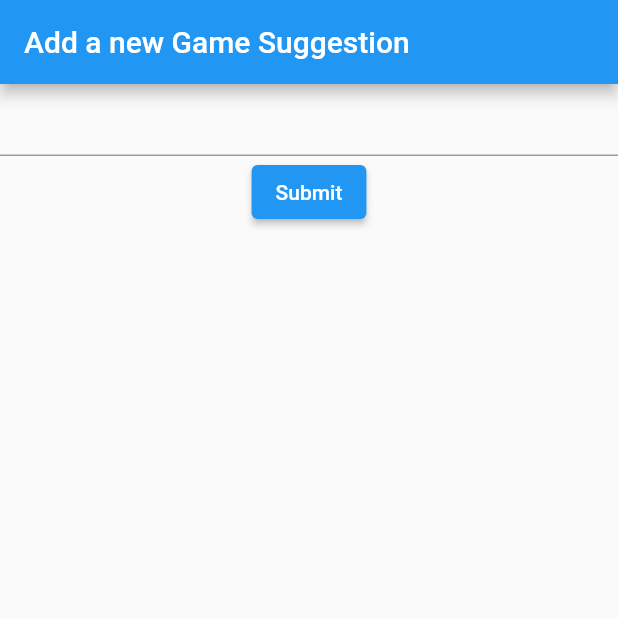
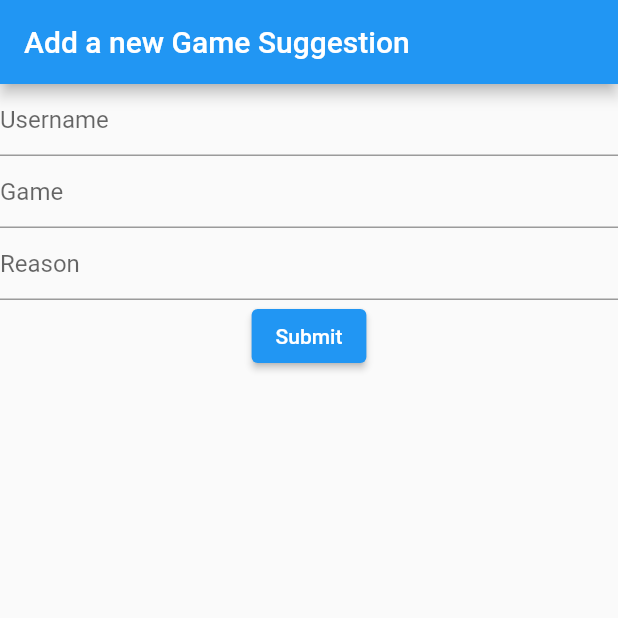
Before and after one commit to RebelliousUno/BrewCrewGameSuggestions, a Flutter app: the screen it shows after launch, after a tap on the "add" icon, on a phone screen of 412 x 824 dp, the top half of it. Run offline on Flutter 3.47's test engine with Material 2 defaults, Android fonts, the phone set to English and light mode, and no system bars; statements that could not run were skipped.

Commit message:
Add Game Suggestions code

```diff
--- a/lib/add_game_form.dart
+++ b/lib/add_game_form.dart
@@ -1,5 +1,9 @@
+import 'dart:convert';
+
+import 'package:brewcrew/prod.dart';
 import 'package:flutter/cupertino.dart';
 import 'package:flutter/material.dart';
+import "package:http/http.dart" as http;
 
 class AddGameEntryForm extends StatelessWidget {
   @override
@@ -10,23 +14,47 @@ class AddGameEntryForm extends StatelessWidget {
             appBar: AppBar(
               title: Text('Add a new Game Suggestion'),
             ),
-            body: Center(child: Container(width: 800, child: AddGameForm()))));
+            body: Center(
+                child: Container(width: 800, child: AddGameForm(context)))));
   }
 }
 
 class AddGameForm extends StatefulWidget {
+  final BuildContext _context;
+
+  AddGameForm(BuildContext context) : _context = context;
+
   @override
   State<StatefulWidget> createState() {
-    return AddGameFormState();
+    return AddGameFormState(_context);
   }
 }
 
 class AddGameFormState extends State<AddGameForm> {
   final _formKey = GlobalKey<FormState>();
+  var _req = AddGameSuggestionRequest();
+  var usernameController = TextEditingController();
+  var reasonController = TextEditingController();
+  var gameController = TextEditingController();
+  final BuildContext _mainContext;
+
+  AddGameFormState(BuildContext mainContext) : _mainContext = mainContext;
 
   @override
   Widget build(BuildContext context) {
-    var t = TextFormField(
+    var person = TextFormField(
+      controller: usernameController,
+      decoration: InputDecoration(hintText: "Username"),
+      validator: (value) {
+        if (value.isEmpty) {
+          return 'Please enter some text';
+        }
+        return null;
+      },
+    );
+    var game = TextFormField(
+      controller: gameController,
+      decoration: InputDecoration(hintText: "Game"),
       validator: (value) {
         if (value.isEmpty) {
           return 'Please enter some text';
@@ -35,15 +63,39 @@ class AddGameFormState extends State<AddGameForm> {
       },
     );
 
-    var b = ElevatedButton(
-      onPressed: () {
+    var reason = TextFormField(
+      decoration: InputDecoration(hintText: "Reason"),
+      controller: reasonController,
+      validator: (value) {
+        if (value.isEmpty) {
+          return 'Please enter some text';
+        }
+        return null;
+      },
+    );
+
+    var submitButton = ElevatedButton(
+      onPressed: () async {
         // Validate returns true if the form is valid, otherwise false.
         if (_formKey.currentState.validate()) {
-          // If the form is valid, display a snackbar. In the real world,
-          // you'd often call a server or save the information in a database.
-
-          Scaffold.of(context)
-              .showSnackBar(SnackBar(content: Text('Processing Data')));
+          var response = await _req.addGameSuggestion(usernameController.text,
+              gameController.text, reasonController.text);
+          showDialog(
+              context: context,
+              builder: (BuildContext alertContext) {
+                return AlertDialog(
+                  title: Text("Alert Title"),
+                  content: Text(response),
+                  actions: [
+                    TextButton(
+                        child: Text("OK"),
+                        onPressed: () {
+                          Navigator.of(alertContext).pop();
+                          Navigator.of(_mainContext).pop();
+                        }),
+                  ],
+                );
+              });
         }
       },
       child: Text('Submit'),
@@ -52,8 +104,41 @@ class AddGameFormState extends State<AddGameForm> {
     return Form(
       key: _formKey,
       child: Column(
-        children: [t, b],
+        children: [person, game, reason, submitButton],
       ),
     );
   }
 }
+
+class AddGameSuggestionRequest {
+  var key = Prod.key;
+
+  Future<String> addGameSuggestion(String who, String game, String why) async {
+    var response = await http.post(
+        Uri.https('api.rebellious.uno', 'gamesuggestions/AddGameSuggestion'),
+        headers: {'Content-Type': 'application/json; charset=UTF-8'},
+        body: jsonEncode({
+          'key': key,
+          "game": game,
+          "who": who,
+          "why": why,
+        }));
+    switch (response.statusCode) {
+      case 200:
+        {
+          return response.body;
+        }
+        break;
+      case 409:
+        {
+          return "You've already suggested that game";
+        }
+        break;
+      default:
+        {
+          return "Something went wrong";
+        }
+        break;
+    }
+  }
+}
--- a/lib/game.dart
+++ b/lib/game.dart
@@ -1,5 +1,5 @@
+import 'package:flutter/cupertino.dart';
 import 'package:flutter/material.dart';
-import 'package:flutter/cupertino.dart';
 
 class Game {
   String _gameName;
--- a/lib/game_network_source.dart
+++ b/lib/game_network_source.dart
@@ -18,8 +18,8 @@ class GameNetworkSource {
     }
   }
 
-  Future<List<Game>> fetchGameSuggestions() async {
-    if (_list.isEmpty) {
+  Future<List<Game>> fetchGameSuggestions([bool forceRefresh = false]) async {
+    if (_list.isEmpty || forceRefresh) {
       await _setupList();
     }
     return List.from(_list);
@@ -40,7 +40,7 @@ class GameNetworkSource {
   }
 
   List<Game> _getFilteredGameList(String text) {
-    var res = List.from(_list);
+    List<Game> res = List.from(_list);
     res.sort((a, b) => a.getName().compareTo(b.getName()));
     return res
         .where((element) =>
--- a/lib/main.dart
+++ b/lib/main.dart
@@ -1,8 +1,6 @@
 // Copyright 2018 The Flutter team. All rights reserved.
 // Use of this source code is governed by a BSD-style license that can be
 // found in the LICENSE file.
-
-import 'dart:developer';
 
 import 'package:brewcrew/add_game_form.dart';
 import 'package:brewcrew/game.dart';
@@ -15,14 +13,9 @@ void main() => runApp(MyApp());
 class MyApp extends StatelessWidget {
   @override
   Widget build(BuildContext context) {
-    return MaterialApp(
-        title: 'Game Suggestions',
-        home: GameSuggestions()
-    );
+    return MaterialApp(title: 'Game Suggestions', home: GameSuggestions());
   }
-
 }
-
 
 class StatefulGameSuggestions extends StatefulWidget {
   @override
@@ -34,27 +27,7 @@ class GameSuggestions extends StatelessWidget {
 
   @override
   Widget build(BuildContext context) {
-    var body = Container(
-      child: gameDetails,
-    );
-    return Scaffold(
-      appBar: AppBar(
-        title: Text('Game Suggestions'),
-      ),
-      floatingActionButton: FloatingActionButton(
-        tooltip: 'Add', // used by assistive technologies
-        child: Icon(Icons.add),
-        onPressed: () {
-          Navigator.push(context,
-              MaterialPageRoute(builder: (context) => AddGameEntryForm()));
-        },
-      ),
-      body: Center(
-          child: Container(
-            width: 800,
-            child: body,
-          )),
-    );
+    return gameDetails;
   }
 }
 
@@ -79,12 +52,11 @@ class _GameSuggestionState extends State<StatefulGameSuggestions> {
                 padding: const EdgeInsets.all(8), child: Icon(Icons.search)),
             Expanded(
                 child: TextField(
-                  controller: controller,
-                  onChanged: onSearchTextChanged,
-                  decoration: InputDecoration(
-                      border: OutlineInputBorder(),
-                      hintText: "Search for a game"),
-                ))
+              controller: controller,
+              onChanged: onSearchTextChanged,
+              decoration: InputDecoration(
+                  border: OutlineInputBorder(), hintText: "Search for a game"),
+            ))
           ],
         ));
     var futureDetails = FutureBuilder<List<Game>>(
@@ -104,13 +76,40 @@ class _GameSuggestionState extends State<StatefulGameSuggestions> {
           return CircularProgressIndicator();
         });
 
-    return Column(
+    var col = Column(
       children: [searchBar, futureDetails],
+    );
+
+    return Scaffold(
+      appBar: AppBar(
+        title: Text('Game Suggestions'),
+      ),
+      floatingActionButton: FloatingActionButton(
+        tooltip: 'Add', // used by assistive technologies
+        child: Icon(Icons.add),
+        onPressed: () {
+          Navigator.push(context,
+                  MaterialPageRoute(builder: (context) => AddGameEntryForm()))
+              .then((value) => refreshSearch());
+        },
+      ),
+      body: Align(
+          alignment: Alignment.topCenter,
+          child: Container(
+            width: 800,
+            child: SingleChildScrollView(child: col),
+          )),
     );
   }
 
   onSearchTextChanged(String text) {
     doSearch(text.trim());
+  }
+
+  void refreshSearch() {
+    setState(() {
+      _searchResult = _source.fetchGameSuggestions(true);
+    });
   }
 
   void doSearch(String text) {
```
